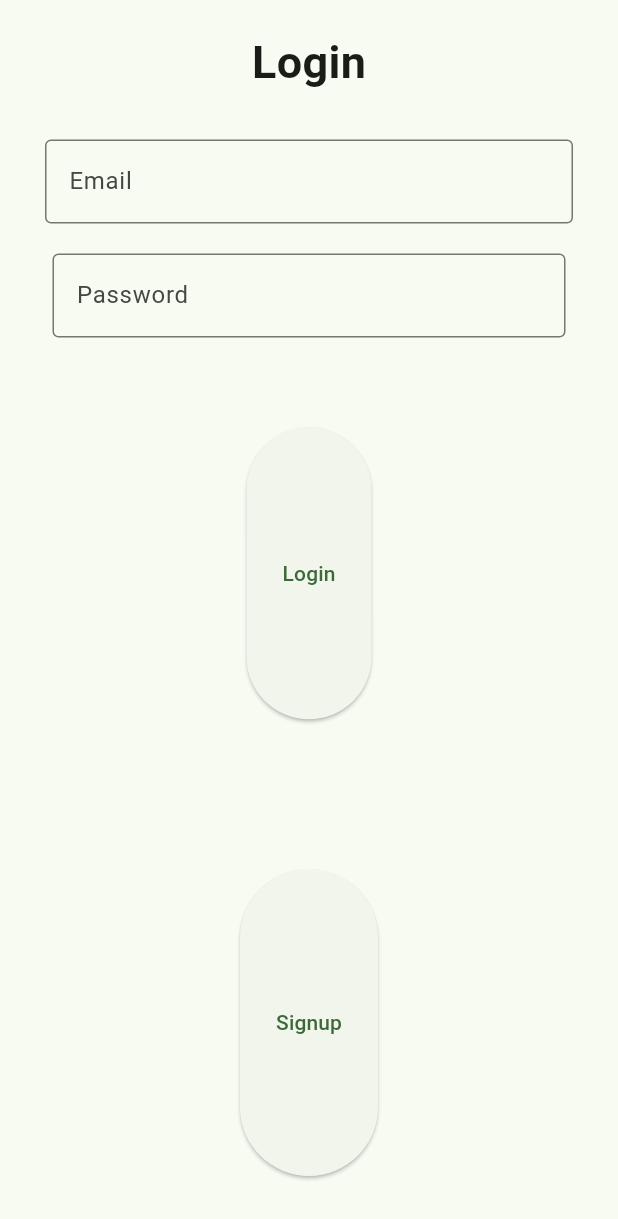
After one commit to jkawai35/CMBootstrap, a Flutter app: the screen it shows after launch, after a tap on the "add" icon, on a phone screen of 412 x 824 dp. The commit adds this screen. Shown: the top 1219 px of the screen. Run offline on Flutter 3.47's test engine with Material 3 defaults, Android fonts, the light colour scheme and no system bars; our stand-ins replace cloud_firestore, firebase_auth, firebase_core; accounts and stored records are empty; generated files the repository leaves out were written again; network calls fail.

Commit message:
Latest changes

```diff
--- /dev/null
+++ b/lib/login_page.dart
@@ -0,0 +1,98 @@
+import 'package:flutter/material.dart';
+import 'package:firebase_auth/firebase_auth.dart';
+import 'todo_page.dart';
+
+class LoginPage extends StatefulWidget {
+  @override
+  _LoginPageState createState() => _LoginPageState();
+}
+
+class _LoginPageState extends State<LoginPage> {
+  TextEditingController emailController = TextEditingController();
+  TextEditingController passwordController = TextEditingController();
+  @override
+  Widget build(BuildContext context) {
+    return Scaffold(
+      body: Column(
+        children: [
+          Expanded(
+            flex: 50,
+            child: Column(
+              children: [
+                Container(
+                  margin: EdgeInsets.only(top: 20, bottom: 20),
+                  child: Text('Login',
+                  style: TextStyle(
+                    fontSize: 30,
+                    fontWeight: FontWeight.bold,
+                  ),
+                  ),
+                ),
+                Container(
+                  margin: EdgeInsets.only(left: 30, right: 30, bottom: 10, top: 10),
+                  child: TextField(
+                    controller: emailController,
+                    obscureText: false,
+                    decoration: InputDecoration(
+                      border: OutlineInputBorder(),
+                      labelText: 'Email',
+                    ),
+                  ),
+                ),
+                Container(
+                  margin: EdgeInsets.only(left: 35, right: 35, bottom: 10, top: 10),
+                  child: TextField(
+                    controller: passwordController,
+                    obscureText: true,
+                    decoration: InputDecoration(
+                      border: OutlineInputBorder(),
+                      labelText: 'Password',
+                    ),
+                  ),
+                ),
+                Expanded(
+                  child: Container(
+                    margin: EdgeInsets.only(top: 50, bottom: 50, left: 10, right: 10),
+                    child: ElevatedButton(
+                      child: Text('Login'),
+                      onPressed: () {
+                        FirebaseAuth.instance.signInWithEmailAndPassword(
+                            email: emailController.text, password: passwordController.text).then((value) {
+                              print("Successful login!");
+                              Navigator.push(
+                                context,
+                                MaterialPageRoute(builder: (context) => ToDo(title: "Grocery Page",)),
+                              );
+                        }).catchError((error) {
+                          print("Failed to login");
+                          print(error.toString());
+                        });
+                      },
+                    ),
+                  ),
+                ),
+                Expanded(
+                  child: Container(
+                    margin: EdgeInsets.only(top: 50, bottom: 40, left: 50, right: 50),
+                    child: ElevatedButton(
+                      child: Text('Signup'),
+                      onPressed: () {
+                        FirebaseAuth.instance.createUserWithEmailAndPassword(
+                            email: emailController.text, password: passwordController.text).then((value){
+                              print("Signed up user");
+                        }).catchError((error) {
+                          print("Failed to sign up user");
+                          print(error.toString());
+                        });
+                      },
+                    ),
+                  ),
+                ),
+              ],
+            ),
+          ),
+        ],
+      )
+    );
+  }
+}
--- a/lib/main.dart
+++ b/lib/main.dart
@@ -1,7 +1,15 @@
+import 'package:bootstrap_cm/login_page.dart';
 import 'package:flutter/material.dart';
 import 'todo_page.dart';
+import 'package:firebase_core/firebase_core.dart';
+import 'firebase_options.dart';
+import 'login_page.dart';
 
-void main() {
+void main() async{
+  WidgetsFlutterBinding.ensureInitialized();
+  await Firebase.initializeApp(
+    options: DefaultFirebaseOptions.currentPlatform,
+  );
   runApp(const MyApp());
 }
 
@@ -14,21 +22,6 @@ class MyApp extends StatelessWidget {
     return MaterialApp(
       title: 'Flutter Demo',
       theme: ThemeData(
-        // This is the theme of your application.
-        //
-        // TRY THIS: Try running your application with "flutter run". You'll see
-        // the application has a purple toolbar. Then, without quitting the app,
-        // try changing the seedColor in the colorScheme below to Colors.green
-        // and then invoke "hot reload" (save your changes or press the "hot
-        // reload" button in a Flutter-supported IDE, or press "r" if you used
-        // the command line to start the app).
-        //
-        // Notice that the counter didn't reset back to zero; the application
-        // state is not lost during the reload. To reset the state, use hot
-        // restart instead.
-        //
-        // This works for code too, not just values: Most code changes can be
-        // tested with just a hot reload.
         colorScheme: ColorScheme.fromSeed(seedColor: Colors.green),
         useMaterial3: true,
       ),
@@ -39,15 +32,6 @@ class MyApp extends StatelessWidget {
 
 class MyHomePage extends StatefulWidget {
   const MyHomePage({super.key, required this.title});
-
-  // This widget is the home page of your application. It is stateful, meaning
-  // that it has a State object (defined below) that contains fields that affect
-  // how it looks.
-
-  // This class is the configuration for the state. It holds the values (in this
-  // case the title) provided by the parent (in this case the App widget) and
-  // used by the build method of the State. Fields in a Widget subclass are
-  // always marked "final".
 
   final String title;
 
@@ -61,7 +45,7 @@ class _MyHomePageState extends State<MyHomePage> {
   void _incrementCounter() {
     Navigator.push(
       context,
-      MaterialPageRoute(builder: (context) => ToDo(title: "Grocery List")),
+      MaterialPageRoute(builder: (context) => LoginPage()),
     );
   }
 
@@ -75,12 +59,9 @@ class _MyHomePageState extends State<MyHomePage> {
     // than having to individually change instances of widgets.
     return Scaffold(
       appBar: AppBar(
-        // TRY THIS: Try changing the color here to a specific color (to
-        // Colors.amber, perhaps?) and trigger a hot reload to see the AppBar
-        // change color while the other colors stay the same.
+
         backgroundColor: Theme.of(context).colorScheme.inversePrimary,
-        // Here we take the value from the MyHomePage object that was created by
-        // the App.build method, and use it to set our appbar title.
+
         title: Text(widget.title),
       ),
       body: Container(
@@ -114,7 +95,18 @@ class _MyHomePageState extends State<MyHomePage> {
                 ),
                 child: Text("Click the arrow buttons to continue",
                   style: TextStyle(fontSize: 25,
-                      fontWeight: FontWeight.w500),),
+                      fontWeight: FontWeight.w500),
+                      textAlign: TextAlign.center,),
+              ),
+              Container(
+                margin: EdgeInsets.only(
+                  left: 5,
+                  right: 5,
+                ),
+                child: Text("Use this app to track groceries and meal plans",
+                  style: TextStyle(fontSize: 25,
+                      fontWeight: FontWeight.w500),
+                  textAlign: TextAlign.center,),
               )
           ]
         ),
--- a/pubspec.yaml
+++ b/pubspec.yaml
@@ -34,6 +34,9 @@ dependencies:
   # The following adds the Cupertino Icons font to your application.
   # Use with the CupertinoIcons class for iOS style icons.
   cupertino_icons: ^1.0.2
+  firebase_core: ^2.24.2
+  firebase_auth: ^4.15.3
+  cloud_firestore: ^4.13.6
 
 dev_dependencies:
   flutter_test:
```
Also changed, not shown: lib/Dinner.dart (+12 -16 lines), lib/todo_page.dart (+13 -1 lines), pubspec.lock, 6 other files.
